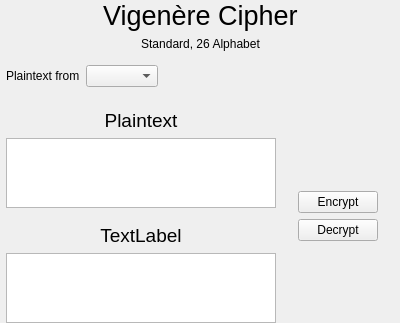
Before: the Qt Designer form view/vigenerestandardwidget.ui in kevinfernaldy/simple-cryptography, drawn with Qt 5.
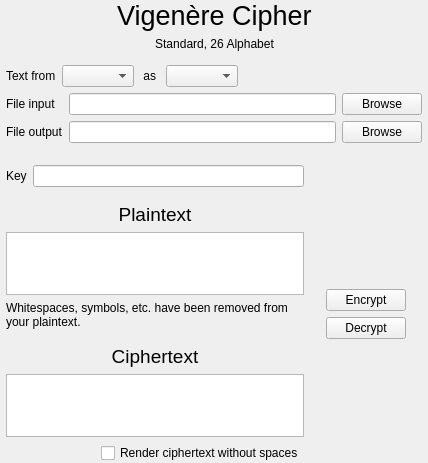
After: the same form once the commit is applied.

Commit message: Added standard vigenere cipher

What changed in the file:
```diff
--- a/view/vigenerestandardwidget.ui
+++ b/view/vigenerestandardwidget.ui
@@ -6,8 +6,8 @@
    <rect>
     <x>0</x>
     <y>0</y>
-    <width>400</width>
-    <height>300</height>
+    <width>428</width>
+    <height>451</height>
    </rect>
   </property>
   <property name="windowTitle">
@@ -107,35 +107,147 @@
     </layout>
    </item>
    <item>
-    <layout class="QFormLayout" name="formLayout_2">
-     <property name="sizeConstraint">
-      <enum>QLayout::SetMaximumSize</enum>
-     </property>
-     <item row="0" column="0">
+    <layout class="QHBoxLayout" name="horizontalLayout_4">
+     <item>
       <widget class="QLabel" name="label_3">
        <property name="sizePolicy">
-        <sizepolicy hsizetype="Preferred" vsizetype="Preferred">
-         <horstretch>0</horstretch>
-         <verstretch>0</verstretch>
-        </sizepolicy>
-       </property>
-       <property name="text">
-        <string>Plaintext from</string>
-       </property>
-      </widget>
-     </item>
-     <item row="0" column="1">
-      <widget class="QComboBox" name="comboBox">
-       <property name="sizePolicy">
         <sizepolicy hsizetype="Fixed" vsizetype="Preferred">
          <horstretch>0</horstretch>
          <verstretch>0</verstretch>
         </sizepolicy>
        </property>
+       <property name="text">
+        <string>Text from</string>
+       </property>
       </widget>
      </item>
+     <item>
+      <widget class="QComboBox" name="sourceComboBox">
+       <property name="sizePolicy">
+        <sizepolicy hsizetype="Preferred" vsizetype="Preferred">
+         <horstretch>0</horstretch>
+         <verstretch>0</verstretch>
+        </sizepolicy>
+       </property>
+      </widget>
+     </item>
+     <item>
+      <widget class="QWidget" name="textTypeContainer_2" native="true">
+       <layout class="QHBoxLayout" name="textTypeContainer">
+        <property name="spacing">
+         <number>6</number>
+        </property>
+        <property name="sizeConstraint">
+         <enum>QLayout::SetFixedSize</enum>
+        </property>
+        <property name="leftMargin">
+         <number>0</number>
+        </property>
+        <property name="topMargin">
+         <number>0</number>
+        </property>
+        <property name="rightMargin">
+         <number>0</number>
+        </property>
+        <property name="bottomMargin">
+         <number>0</number>
+        </property>
+        <item>
+         <widget class="QLabel" name="label_6">
+          <property name="sizePolicy">
+           <sizepolicy hsizetype="Fixed" vsizetype="Preferred">
+            <horstretch>0</horstretch>
+            <verstretch>0</verstretch>
+           </sizepolicy>
+          </property>
+          <property name="text">
+           <string> as </string>
+          </property>
+         </widget>
+        </item>
+        <item>
+         <widget class="QComboBox" name="textTypeComboBox">
+          <property name="sizePolicy">
+           <sizepolicy hsizetype="Preferred" vsizetype="Preferred">
+            <horstretch>0</horstretch>
+            <verstretch>0</verstretch>
+           </sizepolicy>
+          </property>
+         </widget>
+        </item>
+       </layout>
+      </widget>
+     </item>
+     <item>
+      <spacer name="horizontalSpacer_3">
+       <property name="orientation">
+        <enum>Qt::Horizontal</enum>
+       </property>
+       <property name="sizeHint" stdset="0">
+        <size>
+         <width>40</width>
+         <height>20</height>
+        </size>
+       </property>
+      </spacer>
+     </item>
     </layout>
    </item>
+   <item>
+    <widget class="QWidget" name="fileHandlingContainer" native="true">
+     <layout class="QGridLayout" name="aa">
+      <property name="leftMargin">
+       <number>0</number>
+      </property>
+      <property name="topMargin">
+       <number>0</number>
+      </property>
+      <property name="rightMargin">
+       <number>0</number>
+      </property>
+      <property name="bottomMargin">
+       <number>0</number>
+      </property>
+      <property name="horizontalSpacing">
+       <number>6</number>
+      </property>
+      <item row="0" column="1">
+       <widget class="QLineEdit" name="fileInputTextBox"/>
+      </item>
+      <item row="0" column="0">
+       <widget class="QLabel" name="label_7">
+        <property name="text">
+         <string>File input</string>
+        </property>
+       </widget>
+      </item>
+      <item row="0" column="2">
+       <widget class="QPushButton" name="browseFileInputButton">
+        <property name="text">
+         <string>Browse</string>
+        </property>
+       </widget>
+      </item>
+      <item row="1" column="0">
+       <widget class="QLabel" name="label_9">
+        <property name="text">
+         <string>File output</string>
+        </property>
+       </widget>
+      </item>
+      <item row="1" column="1">
+       <widget class="QLineEdit" name="fileOutputTextBox"/>
+      </item>
+      <item row="1" column="2">
+       <widget class="QPushButton" name="browseFileOutputButton">
+        <property name="text">
+         <string>Browse</string>
+        </property>
+       </widget>
+      </item>
+     </layout>
+    </widget>
+   </item>
    <item>
     <layout class="QHBoxLayout" name="horizontalLayout_3">
      <property name="topMargin">
@@ -143,6 +255,36 @@
      </property>
      <item>
       <layout class="QVBoxLayout" name="verticalLayout_6">
+       <item>
+        <layout class="QHBoxLayout" name="horizontalLayout_6">
+         <item>
+          <widget class="QLabel" name="label_8">
+           <property name="text">
+            <string>Key</string>
+           </property>
+          </widget>
+         </item>
+         <item>
+          <widget class="QLineEdit" name="keyTexyBox"/>
+         </item>
+        </layout>
+       </item>
+       <item>
+        <spacer name="verticalSpacer_4">
+         <property name="orientation">
+          <enum>Qt::Vertical</enum>
+         </property>
+         <property name="sizeType">
+          <enum>QSizePolicy::Fixed</enum>
+         </property>
+         <property name="sizeHint" stdset="0">
+          <size>
+           <width>0</width>
+           <height>10</height>
+          </size>
+         </property>
+        </spacer>
+       </item>
        <item>
         <widget class="QLabel" name="label_4">
          <property name="font">
@@ -159,7 +301,25 @@
         </widget>
        </item>
        <item>
-        <widget class="QPlainTextEdit" name="plainTextEdit"/>
+        <widget class="QPlainTextEdit" name="plainTextBox"/>
+       </item>
+       <item>
+        <widget class="QLabel" name="plainTextWarningLabel">
+         <property name="font">
+          <font>
+           <pointsize>9</pointsize>
+          </font>
+         </property>
+         <property name="text">
+          <string>Whitespaces, symbols, etc. have been removed from your plaintext.</string>
+         </property>
+         <property name="wordWrap">
+          <bool>true</bool>
+         </property>
+         <property name="margin">
+          <number>0</number>
+         </property>
+        </widget>
        </item>
        <item>
         <spacer name="verticalSpacer_3">
@@ -185,7 +345,7 @@
           </font>
          </property>
          <property name="text">
-          <string>TextLabel</string>
+          <string>Ciphertext</string>
          </property>
          <property name="alignment">
           <set>Qt::AlignCenter</set>
@@ -196,7 +356,14 @@
         </widget>
        </item>
        <item>
-        <widget class="QPlainTextEdit" name="plainTextEdit_2"/>
+        <widget class="QPlainTextEdit" name="cipherTextBox"/>
+       </item>
+       <item alignment="Qt::AlignRight">
+        <widget class="QCheckBox" name="renderCipherTextBox">
+         <property name="text">
+          <string>Render ciphertext without spaces</string>
+         </property>
+        </widget>
        </item>
       </layout>
      </item>
```
Left out of the diff: 4 changed lines with no effect on the pictures. The commit also changes 13 other files.
